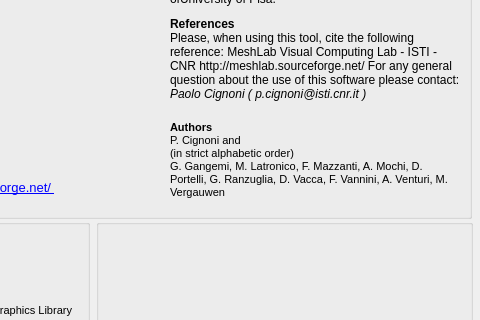
Before: the Qt Designer form src/meshlab/ui/aboutDialog.ui in cnr-isti-vclab/meshlab, drawn with Qt 5; both pictures show x 148 to 628 and y 171 to 491 of the 628 by 622 pixel window.
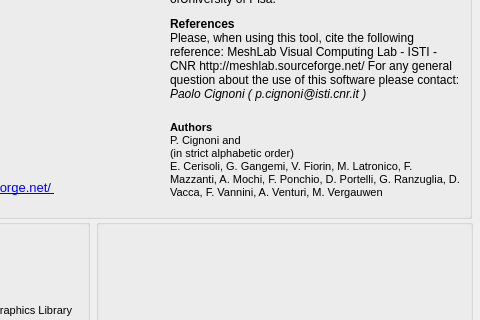
After: the same form once the commit is applied. Icons and pictures are not drawn.

The edit to the form file:
```diff
--- a/src/meshlab/ui/aboutDialog.ui
+++ b/src/meshlab/ui/aboutDialog.ui
@@ -152,7 +152,7 @@
       <item>
        <widget class="QLabel" name="labelAuthors" >
         <property name="text" >
-         <string>&lt;html>&lt;head>&lt;meta name="qrichtext" content="1" />&lt;/head>&lt;body style=" white-space: pre-wrap; font-family:MS Shell Dlg; font-size:8.25pt; font-weight:400; font-style:normal; text-decoration:none;">&lt;p style=" margin-top:0px; margin-bottom:0px; margin-left:0px; margin-right:0px; -qt-block-indent:0; text-indent:0px; font-size:8pt;">&lt;span style=" font-weight:600;">Authors&lt;/span>&lt;/p>&lt;p style=" margin-top:0px; margin-bottom:0px; margin-left:0px; margin-right:0px; -qt-block-indent:0; text-indent:0px; font-size:8pt; font-weight:600;">&lt;span style=" font-weight:400;">P. Cignoni and&lt;/span>&lt;/p>&lt;p style=" margin-top:0px; margin-bottom:0px; margin-left:0px; margin-right:0px; -qt-block-indent:0; text-indent:0px; font-size:8pt;">(in strict alphabetic order)&lt;/p>&lt;p style=" margin-top:0px; margin-bottom:0px; margin-left:0px; margin-right:0px; -qt-block-indent:0; text-indent:0px; font-size:8pt;">G. Gangemi, M. Latronico, F. Mazzanti, A. Mochi, D. Portelli, G. Ranzuglia, D. Vacca, F. Vannini, A. Venturi, M. Vergauwen&lt;/p>&lt;/body>&lt;/html></string>
+         <string>&lt;html>&lt;head>&lt;meta name="qrichtext" content="1" />&lt;/head>&lt;body style=" white-space: pre-wrap; font-family:MS Shell Dlg; font-size:8.25pt; font-weight:400; font-style:normal; text-decoration:none;">&lt;p style=" margin-top:0px; margin-bottom:0px; margin-left:0px; margin-right:0px; -qt-block-indent:0; text-indent:0px; font-size:8pt;">&lt;span style=" font-weight:600;">Authors&lt;/span>&lt;/p>&lt;p style=" margin-top:0px; margin-bottom:0px; margin-left:0px; margin-right:0px; -qt-block-indent:0; text-indent:0px; font-size:8pt; font-weight:600;">&lt;span style=" font-weight:400;">P. Cignoni and&lt;/span>&lt;/p>&lt;p style=" margin-top:0px; margin-bottom:0px; margin-left:0px; margin-right:0px; -qt-block-indent:0; text-indent:0px; font-size:8pt;">(in strict alphabetic order)&lt;/p>&lt;p style=" margin-top:0px; margin-bottom:0px; margin-left:0px; margin-right:0px; -qt-block-indent:0; text-indent:0px; font-size:8pt;">E. Cerisoli, G. Gangemi, V. Fiorin, M. Latronico, F. Mazzanti, A. Mochi, F. Ponchio, D. Portelli, G. Ranzuglia, D. Vacca, F. Vannini, A. Venturi, M. Vergauwen&lt;/p>&lt;/body>&lt;/html></string>
         </property>
         <property name="wordWrap" >
          <bool>true</bool>
```
